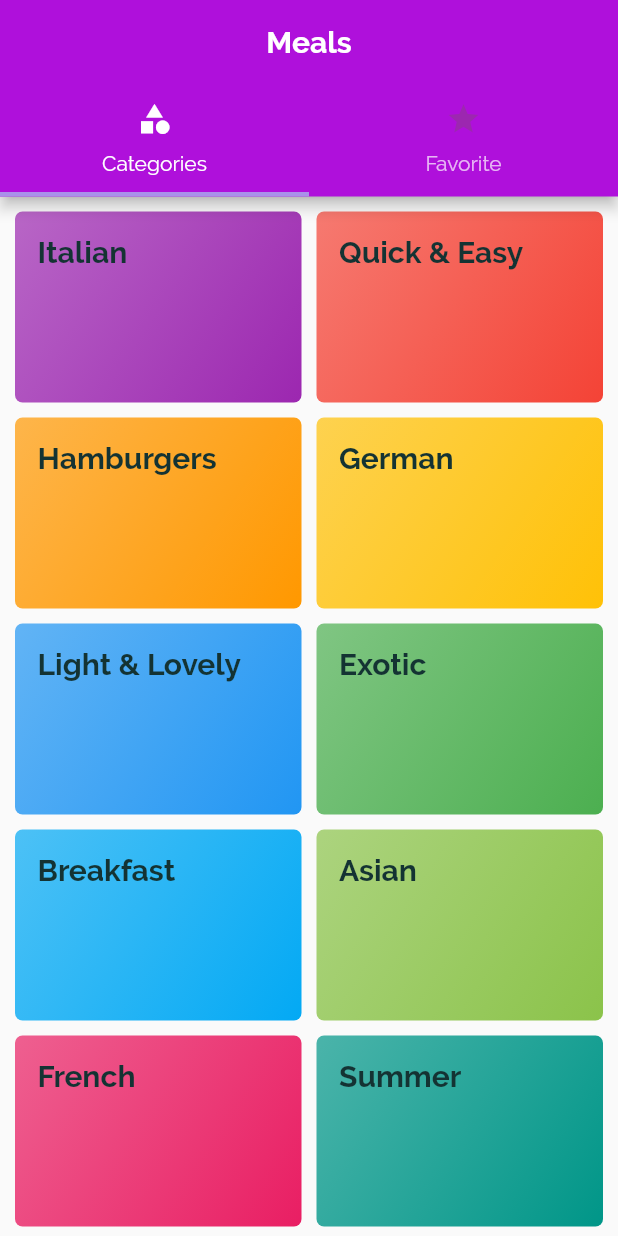
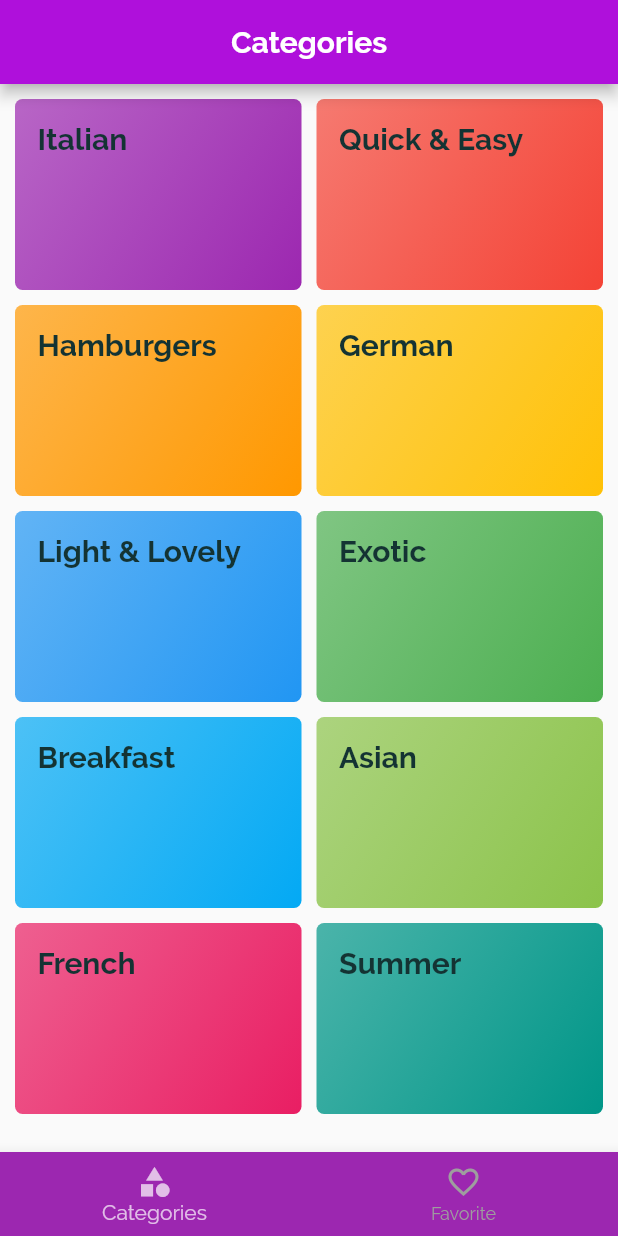
Before and after one commit to burdalgin/Meals_app, a Flutter app: the screen it shows after launch, on a phone screen of 412 x 824 dp. Run offline on Flutter 3.47's test engine with Material 2 defaults, Android fonts, the phone set to English and light mode, and no system bars.

Commit message:
Bottom TapBar template done

```diff
--- a/project/lib/main.dart
+++ b/project/lib/main.dart
@@ -4,6 +4,7 @@ import 'screens/meals_of_catergory_screen.dart';
 import 'screens/meal_desctription_screen.dart';
 import 'screens/page_not_found_screen.dart';
 import './screens/tabs_screen.dart';
+import './screens/tabs_screen_bottom.dart';
 
 void main() => runApp(MyApp());
 
@@ -53,7 +54,8 @@ class MyApp extends StatelessWidget {
       // home: CategoriesScreen(), //устанавливаем домашнюю страницу
       initialRoute: '/', //устанавливаем значение домашней страницы
       routes: {
-        '/': (ctx) => TabsScreen(), //устанавливаем домашнюю страницу
+        // ignore: prefer_const_constructors
+        '/': (ctx) => TabsScreenBottom(), //устанавливаем домашнюю страницу
         //это MAP поэтому в {}
         MealsOfCategoryScreen.routeName: (ctx) => MealsOfCategoryScreen(),
         MealDescriptionScreen.routeName: (ctx) => MealDescriptionScreen(),
--- a/project/lib/screens/categories_screen.dart
+++ b/project/lib/screens/categories_screen.dart
@@ -7,6 +7,7 @@ class CategoriesScreen extends StatelessWidget {
 
   @override
   Widget build(BuildContext context) {
+    //ВАЖНО! Если экран используется в TabsScreen, то Scaffold не нужен!
     return GridView(
       padding: const EdgeInsets.all(10),
       gridDelegate: const SliverGridDelegateWithMaxCrossAxisExtent(
--- a/project/lib/screens/tabs_screen.dart
+++ b/project/lib/screens/tabs_screen.dart
@@ -2,6 +2,7 @@ import 'package:flutter/material.dart';
 import 'categories_screen.dart';
 import './favorites_screen.dart';
 
+//Табы наверху экрана
 class TabsScreen extends StatefulWidget {
   const TabsScreen({super.key});
 
--- /dev/null
+++ b/project/lib/screens/tabs_screen_bottom.dart
@@ -0,0 +1,67 @@
+import 'package:flutter/material.dart';
+import 'package:flutter/rendering.dart';
+import 'categories_screen.dart';
+import './favorites_screen.dart';
+
+//Табы внизуу экрана
+class TabsScreenBottom extends StatefulWidget {
+  @override
+  State<TabsScreenBottom> createState() => _TabsScreenBottom();
+}
+
+class _TabsScreenBottom extends State<TabsScreenBottom> {
+  final List<Map<String, Object>> _pages = [
+    {
+      'page': CategoriesScreen(),
+      'title': 'Categories',
+    },
+    {
+      'page': FavoritesScreen(),
+      'title': 'Your Favorite',
+    }
+  ]; //можно жобавить все что угодно, к чему нужен доступ и вывод на экран какого либо виджета в зависимости от экрана
+
+  int _selectedPageIndex = 0;
+
+  void _pageSelector(
+      int index) //Flutter автоматически определяет Index при onTap!!!
+  {
+    setState(() {
+      _selectedPageIndex = index;
+    });
+  }
+
+  @override
+  Widget build(BuildContext context) {
+    return Scaffold(
+      appBar: AppBar(
+        title:
+            Center(child: Text(_pages[_selectedPageIndex]['title'] as String)),
+      ),
+      body: _pages[_selectedPageIndex]['page'] as Widget,
+      bottomNavigationBar: BottomNavigationBar(
+          onTap: _pageSelector,
+          selectedItemColor: Colors.white70,
+          unselectedItemColor: Colors.grey,
+          backgroundColor: Theme.of(context).primaryColor,
+          currentIndex:
+              _selectedPageIndex, //указывает виджету какой таб выбран чтобы поменять Selected - Unselected color
+          // type: BottomNavigationBarType.shifting, // прикольная анимация но текст неактивного таба исчезает
+          items: [
+            BottomNavigationBarItem(
+              //backgroundColor: Theme.of(context).primaryColor, // нужно определить здесь если выбран type: BottomNavigationBarType.shifting
+              icon: Icon(
+                Icons.category,
+              ),
+              label: 'Categories',
+            ),
+            const BottomNavigationBarItem(
+              icon: Icon(
+                Icons.favorite_border,
+              ),
+              label: 'Favorite',
+            ),
+          ]),
+    );
+  }
+}
```
